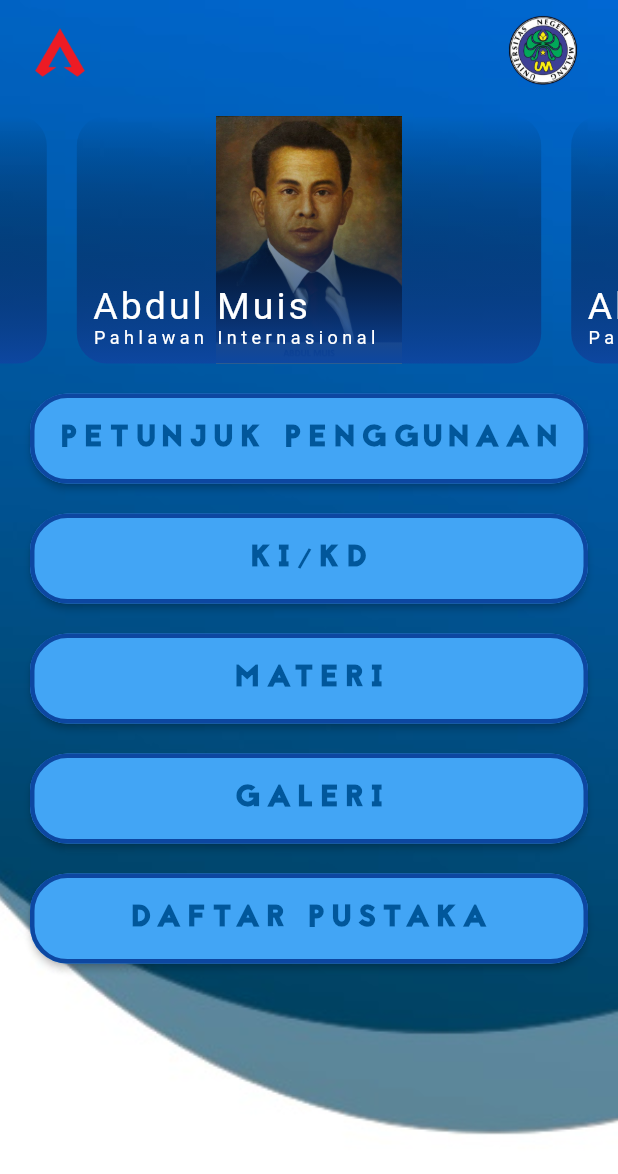
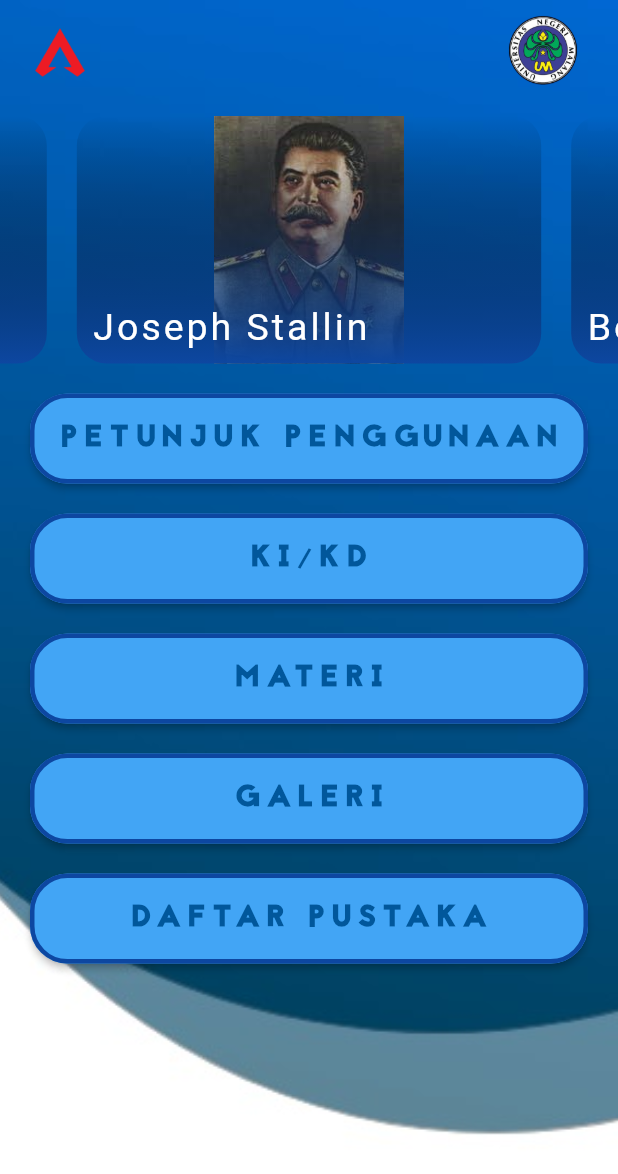
Before and after one commit to alv4n96/SkripsiInot, a Flutter app: the screen it shows after launch, after a tap on "BUKA", on a phone screen of 412 x 824 dp. Shown: the top 1174 px of the screen. Run offline on Flutter 3.47's test engine with Material 2 defaults, Android fonts, the phone set to English and light mode, and no system bars.

Commit message:
memasukkan file UI KI dan KD

```diff
--- a/lib/mainScreen.dart
+++ b/lib/mainScreen.dart
@@ -4,6 +4,7 @@ import 'package:flutter/material.dart';
 import 'package:skripsi_toni/KIKD.dart';
 import 'package:skripsi_toni/main.dart';
 import 'package:skripsi_toni/instructionScreen.dart';
+import 'package:skripsi_toni/widget.dart';
 
 class MainScreen extends StatelessWidget {
   @override
@@ -53,16 +54,19 @@ class MainScreen extends StatelessWidget {
                     ],
                   ),
                   Container(
-                    width: screenWidht / .5,
+                    width: screenWidht / 1,
                     height: screenWidht * 9 / 20,
                     child: PageView(
                         controller: PageController(
                             viewportFraction: 0.8, initialPage: 1),
                         scrollDirection: Axis.horizontal,
                         children: [
+                          BannerWidgetArea(numberHeroes: 0),
                           BannerWidgetArea(numberHeroes: 1),
                           BannerWidgetArea(numberHeroes: 2),
-                          BannerWidgetArea(numberHeroes: 0),
+                          BannerWidgetArea(numberHeroes: 3),
+                          BannerWidgetArea(numberHeroes: 4),
+                          BannerWidgetArea(numberHeroes: 5),
                         ]),
                   ),
                   MenuButton(
@@ -100,18 +104,22 @@ class MainScreen extends StatelessWidget {
   }
 }
 
-var bannerItems = ["Abdul Muis", "Abdul Muis", "Abdul Muis", "Abdul Muis"];
-var subLabelItems = [
-  "Pahlawan Nasional",
-  "Pahlawan Indonesia",
-  "Pahlawan Internasional",
-  "Pahlawan Aja"
+var bannerItems = [
+  "Adolf Hitler",
+  "Joseph Stallin",
+  "Benito Mussolini",
+  "Franklin Delano Roosevelt",
+  "Winston Churchill",
+  "Hideki Tojo",
 ];
+// var subLabelItems = [" ", " ", " ", " "];
 var bannerImages = [
-  "src/img/mainScreen/bannerHero/AbdulMuis.jpg",
-  "src/img/mainScreen/bannerHero/AbdulMuis.jpg",
-  "src/img/mainScreen/bannerHero/AbdulMuis.jpg",
-  "src/img/mainScreen/bannerHero/AbdulMuis.jpg",
+  "src/img/mainScreen/bannerHero/1.jpg",
+  "src/img/mainScreen/bannerHero/2.jpg",
+  "src/img/mainScreen/bannerHero/3.jpg",
+  "src/img/mainScreen/bannerHero/4.jpg",
+  "src/img/mainScreen/bannerHero/5.jpg",
+  "src/img/mainScreen/bannerHero/6.jpg",
 ];
 
 class BannerWidgetArea extends StatelessWidget {
@@ -170,14 +178,6 @@ class BannerWidgetArea extends StatelessWidget {
                     color: Colors.white,
                   ),
                 ),
-                Text(
-                  subLabelItems[this.numberHeroes],
-                  style: TextStyle(
-                    letterSpacing: 3,
-                    fontSize: 12.0,
-                    color: Colors.white,
-                  ),
-                )
               ],
             ),
           ),
@@ -186,52 +186,3 @@ class BannerWidgetArea extends StatelessWidget {
     );
   }
 }
-
-class MenuButton extends StatelessWidget {
-  final double screenWidth;
-  final String label;
-  final Widget targetScene;
-
-  const MenuButton({
-    Key key,
-    @required this.screenWidth,
-    @required this.label,
-    @required this.targetScene,
-  }) : super(key: key);
-
-  @override
-  Widget build(BuildContext context) {
-    return Padding(
-      padding: EdgeInsets.fromLTRB(20, 10, 20, 10),
-      child: SizedBox(
-        width: this.screenWidth,
-        height: 60,
-        child: ElevatedButton(
-          onPressed: () {
-            //right way: use context in below level tree with MaterialApp
-            Navigator.push(context,
-                MaterialPageRoute(builder: (context) => this.targetScene));
-          },
-          child: Text(
-            this.label,
-            style: TextStyle(
-              fontSize: 20,
-              fontWeight: FontWeight.bold,
-              fontFamily: 'Jaapokki',
-              letterSpacing: 5,
-              color: Colors.lightBlue.shade900,
-            ),
-          ),
-          style: ElevatedButton.styleFrom(
-              primary: Colors.blue.shade400,
-              side: BorderSide(
-                width: 3,
-                color: Colors.blue.shade900,
-              ),
-              shape: RoundedRectangleBorder(
-                  borderRadius: BorderRadius.circular(25))),
-        ),
-      ),
-    );
-  }
-}
--- a/pubspec.yaml
+++ b/pubspec.yaml
@@ -51,6 +51,12 @@ flutter:
     - src/img/landingPage/logo_UM.png
     - src/img/landingPage/wallpaper.jpg
     - src/img/mainScreen/bannerHero/AbdulMuis.jpg
+    - src/img/mainScreen/bannerHero/1.jpg
+    - src/img/mainScreen/bannerHero/2.jpg
+    - src/img/mainScreen/bannerHero/3.jpg
+    - src/img/mainScreen/bannerHero/4.jpg
+    - src/img/mainScreen/bannerHero/5.jpg
+    - src/img/mainScreen/bannerHero/6.jpg
     - src/img/mainScreen/header/logo.png
     - src/img/background.png
     - src/img/BAKGRUND.jpg
```
Also changed, not shown: lib/KIKD.dart (+96 -24 lines), lib/widget.dart (added, +129 -0 lines), src/img/mainScreen/bannerHero/1.jpg (added), src/img/mainScreen/bannerHero/2.jpg (added), src/img/mainScreen/bannerHero/3.jpg (added), src/img/mainScreen/bannerHero/4.jpg (added), src/img/mainScreen/bannerHero/5.jpg (added), src/img/mainScreen/bannerHero/6.jpg (added).
